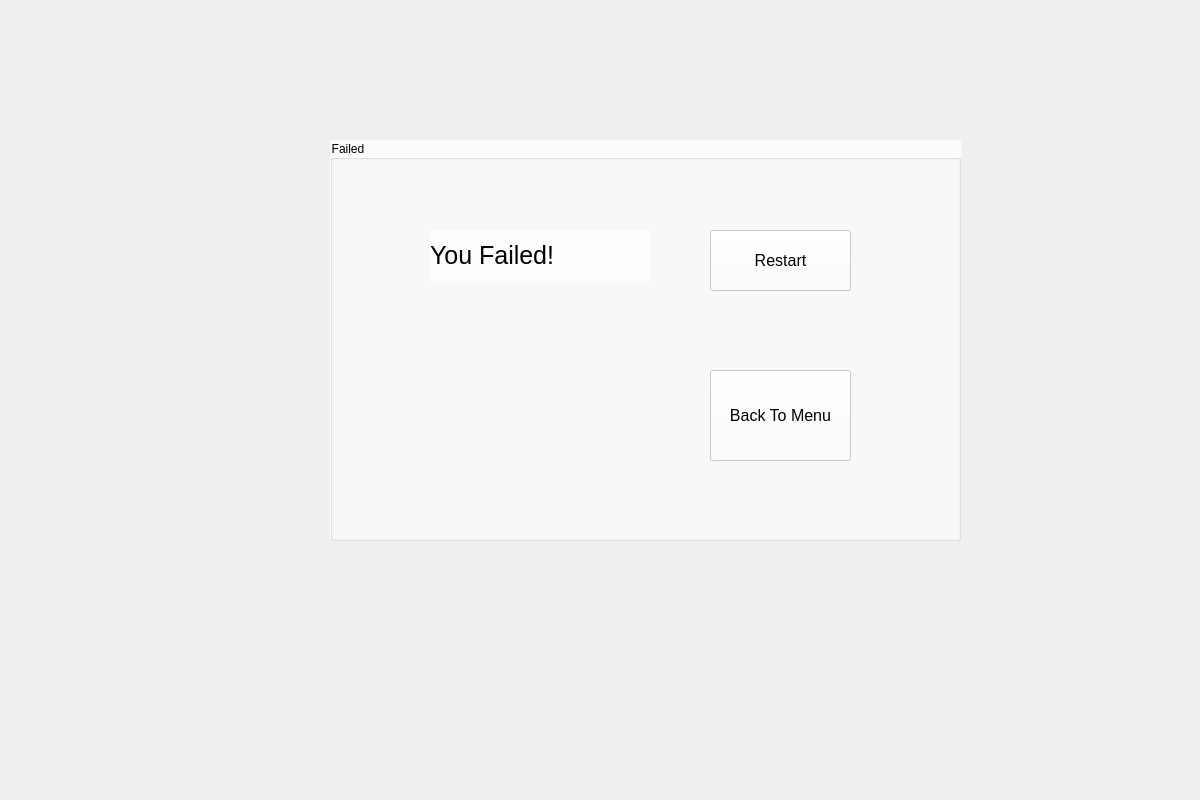
Qt form Tank_Trouble_IV/failedwidget.ui (raitocc/run) before a commit.
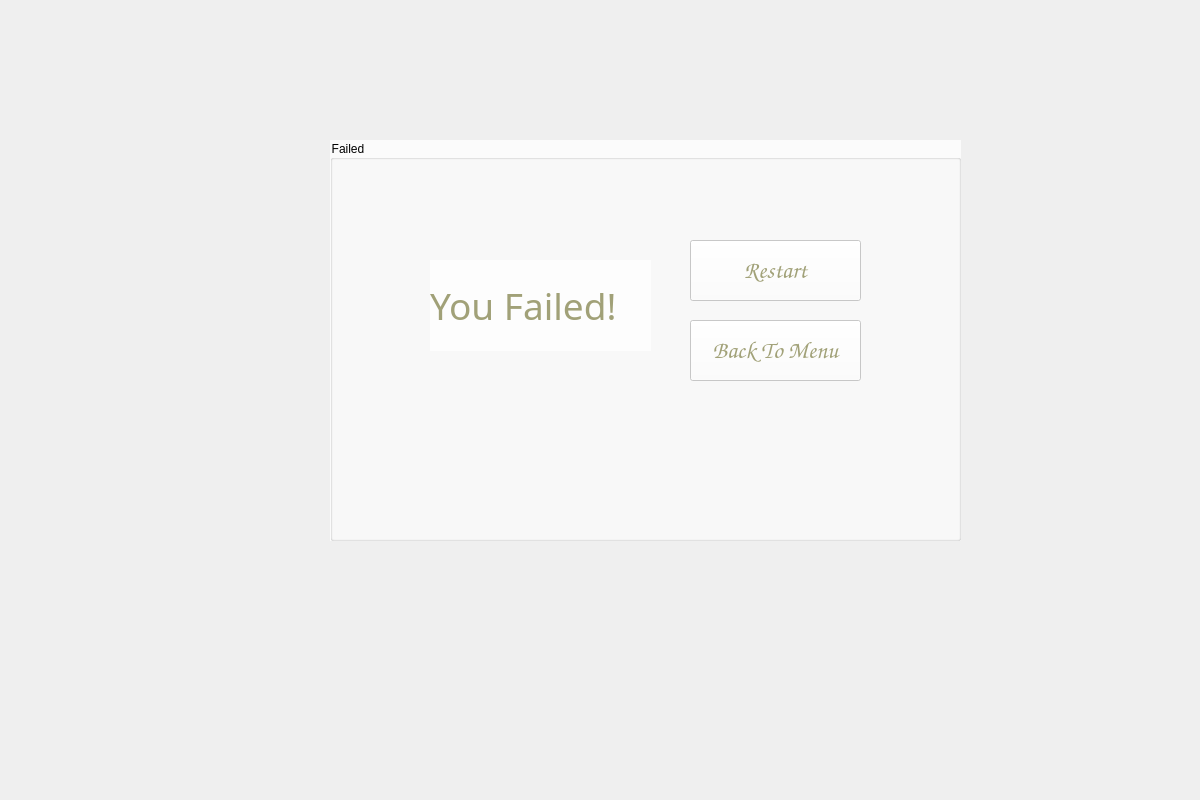
The same form after that commit.

```diff
--- a/Tank_Trouble_IV/failedwidget.ui
+++ b/Tank_Trouble_IV/failedwidget.ui
@@ -32,16 +32,23 @@
     <property name="geometry">
      <rect>
       <x>100</x>
-      <y>90</y>
+      <y>120</y>
       <width>221</width>
-      <height>51</height>
+      <height>91</height>
      </rect>
     </property>
     <property name="font">
      <font>
-      <pointsize>19</pointsize>
+      <family>华文琥珀</family>
+      <pointsize>28</pointsize>
+      <italic>false</italic>
+      <bold>false</bold>
      </font>
     </property>
+    <property name="styleSheet">
+     <string notr="true">font: 28pt &quot;华文琥珀&quot;;
+color: rgb(161, 161, 120);</string>
+    </property>
     <property name="text">
      <string>You Failed!</string>
     </property>
@@ -49,17 +56,24 @@
    <widget class="QPushButton" name="btnRestart">
     <property name="geometry">
      <rect>
-      <x>380</x>
-      <y>90</y>
-      <width>141</width>
+      <x>360</x>
+      <y>100</y>
+      <width>171</width>
       <height>61</height>
      </rect>
     </property>
     <property name="font">
      <font>
-      <pointsize>12</pointsize>
+      <family>Comic Sans MS</family>
+      <pointsize>18</pointsize>
+      <italic>false</italic>
+      <bold>false</bold>
      </font>
     </property>
+    <property name="styleSheet">
+     <string notr="true">font: 18pt &quot;Comic Sans MS&quot;;
+color: rgb(161, 161, 120);</string>
+    </property>
     <property name="text">
      <string>Restart</string>
     </property>
@@ -67,17 +81,24 @@
    <widget class="QPushButton" name="btnBackToMenu">
     <property name="geometry">
      <rect>
-      <x>380</x>
-      <y>230</y>
-      <width>141</width>
-      <height>91</height>
+      <x>360</x>
+      <y>180</y>
+      <width>171</width>
+      <height>61</height>
      </rect>
     </property>
     <property name="font">
      <font>
-      <pointsize>12</pointsize>
+      <family>Comic Sans MS</family>
+      <pointsize>18</pointsize>
+      <italic>false</italic>
+      <bold>false</bold>
      </font>
     </property>
+    <property name="styleSheet">
+     <string notr="true">font: 18pt &quot;Comic Sans MS&quot;;
+color: rgb(161, 161, 120);</string>
+    </property>
     <property name="text">
      <string>Back To Menu</string>
     </property>
```
